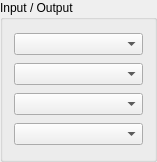
Old version of the form ui/inoutpanel.ui in the repository c-koi/gmic-qt.
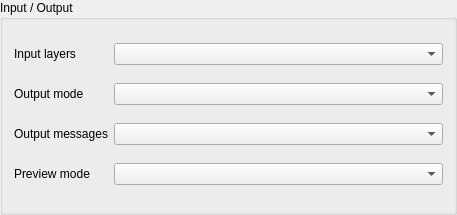
New version of the form.

```diff
--- a/ui/inoutpanel.ui
+++ b/ui/inoutpanel.ui
@@ -6,28 +6,90 @@
    <rect>
     <x>0</x>
     <y>0</y>
-    <width>157</width>
-    <height>162</height>
+    <width>457</width>
+    <height>215</height>
    </rect>
   </property>
+  <property name="sizePolicy">
+   <sizepolicy hsizetype="Expanding" vsizetype="Preferred">
+    <horstretch>0</horstretch>
+    <verstretch>0</verstretch>
+   </sizepolicy>
+  </property>
   <property name="windowTitle">
    <string>GroupBox</string>
   </property>
   <property name="title">
    <string>Input / Output</string>
   </property>
-  <layout class="QGridLayout" name="gridLayout">
+  <layout class="QGridLayout" name="gridLayout" columnstretch="1,10">
+   <item row="0" column="1">
+    <widget class="QComboBox" name="inputLayers">
+     <property name="sizePolicy">
+      <sizepolicy hsizetype="Expanding" vsizetype="Fixed">
+       <horstretch>1</horstretch>
+       <verstretch>0</verstretch>
+      </sizepolicy>
+     </property>
+    </widget>
+   </item>
+   <item row="1" column="1">
+    <widget class="QComboBox" name="outputMode">
+     <property name="sizePolicy">
+      <sizepolicy hsizetype="Expanding" vsizetype="Fixed">
+       <horstretch>1</horstretch>
+       <verstretch>0</verstretch>
+      </sizepolicy>
+     </property>
+    </widget>
+   </item>
+   <item row="2" column="1">
+    <widget class="QComboBox" name="outputMessages">
+     <property name="sizePolicy">
+      <sizepolicy hsizetype="Expanding" vsizetype="Fixed">
+       <horstretch>1</horstretch>
+       <verstretch>0</verstretch>
+      </sizepolicy>
+     </property>
+    </widget>
+   </item>
+   <item row="3" column="1">
+    <widget class="QComboBox" name="previewMode">
+     <property name="sizePolicy">
+      <sizepolicy hsizetype="Expanding" vsizetype="Fixed">
+       <horstretch>1</horstretch>
+       <verstretch>0</verstretch>
+      </sizepolicy>
+     </property>
+    </widget>
+   </item>
    <item row="0" column="0">
-    <widget class="QComboBox" name="inputLayers"/>
+    <widget class="QLabel" name="label">
+     <property name="text">
+      <string>Input layers</string>
+     </property>
+    </widget>
    </item>
    <item row="1" column="0">
-    <widget class="QComboBox" name="outputMode"/>
+    <widget class="QLabel" name="label_2">
+     <property name="text">
+      <string>Output mode</string>
+     </property>
+    </widget>
    </item>
    <item row="2" column="0">
-    <widget class="QComboBox" name="outputMessages"/>
+    <widget class="QLabel" name="label_3">
+     <property name="text">
+      <string>Output messages</string>
+     </property>
+    </widget>
    </item>
    <item row="3" column="0">
-    <widget class="QComboBox" name="previewMode"/>
+    <widget class="QLabel" name="label_4">
+     <property name="text">
+      <string>Preview mode</string>
+     </property>
+    </widget>
    </item>
   </layout>
  </widget>
```
